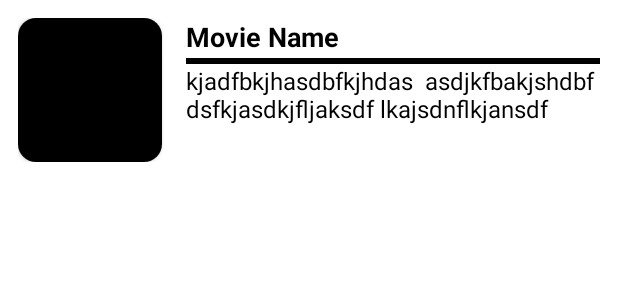
After one commit to raazvengala/test, an Android app: the layout list_item.xml on its own in the app's theme, with its tools: preview values and no code run, on a phone screen of 412 x 824 dp. The commit adds this screen. Shown: the top 300 px of the screen. Run offline under Robolectric (Android 15) with nearby library versions, the phone set to English and light mode, and no system bars.

Commit message:
Added the retrofit, picasso libraries for api and image loading respectively.
Created model class and added the logic for handling api requests and response.

Added a recyclerview and adapter to show list of entities in MainFragment.kt

Added a coordinator layout for smooth scrolling.

```diff
--- a/app/build.gradle
+++ b/app/build.gradle
@@ -28,7 +28,7 @@ android {
             buildConfigField "String", "API_KEY", '"1877906"'
 
             //Base url for apis
-            buildConfigField "String", "BASE_URL", '"http://www.omdbapi.com"'
+            buildConfigField "String", "BASE_URL", '"http://www.omdbapi.com/"'
         }
 
         release {
@@ -61,4 +61,8 @@ dependencies {
 
 
     implementation 'com.squareup.retrofit2:retrofit:2.9.0'
+    implementation 'com.squareup.okhttp3:logging-interceptor:4.2.2'
+    implementation 'com.squareup.retrofit2:converter-gson:2.9.0'
+    implementation 'com.squareup.picasso:picasso:2.8'
+
 }
--- /dev/null
+++ b/app/src/main/res/layout/list_item.xml
@@ -0,0 +1,82 @@
+<?xml version="1.0" encoding="utf-8"?>
+<androidx.constraintlayout.widget.ConstraintLayout xmlns:android="http://schemas.android.com/apk/res/android"
+    android:layout_width="match_parent"
+    android:layout_height="wrap_content"
+    xmlns:app="http://schemas.android.com/apk/res-auto"
+    xmlns:tools="http://schemas.android.com/tools"
+    android:padding="12dp">
+
+    <androidx.cardview.widget.CardView
+        android:layout_width="wrap_content"
+        android:layout_height="wrap_content"
+        app:layout_constraintStart_toStartOf="parent"
+        app:layout_constraintTop_toTopOf="parent"
+        app:layout_constraintBottom_toBottomOf="parent"
+        app:cardCornerRadius="12dp"
+        >
+
+        <ImageView
+            android:id="@+id/iv_image"
+            android:layout_width="96dp"
+            android:layout_height="96dp"
+            android:scaleType="centerCrop"
+            android:src="@color/black"
+            android:contentDescription="Image"
+            tools:ignore="HardcodedText" />
+
+    </androidx.cardview.widget.CardView>
+
+    <androidx.constraintlayout.widget.Guideline
+        android:id="@+id/gl_image_end"
+        android:layout_width="wrap_content"
+        android:layout_height="wrap_content"
+        android:orientation="vertical"
+        app:layout_constraintGuide_begin="112dp"
+        />
+
+    <TextView
+        android:id="@+id/tv_title"
+        android:layout_width="0dp"
+        android:layout_height="wrap_content"
+        app:layout_constraintStart_toStartOf="@+id/gl_image_end"
+        app:layout_constraintTop_toTopOf="parent"
+        app:layout_constraintEnd_toEndOf="parent"
+        android:textSize="18sp"
+        android:textColor="@color/black"
+        android:textStyle="bold"
+        tools:text="Movie Name"
+        />
+
+    <androidx.constraintlayout.widget.Guideline
+        android:id="@+id/gl_underline"
+        android:layout_width="wrap_content"
+        android:layout_height="wrap_content"
+        android:orientation="vertical"
+        app:layout_constraintGuide_percent="70"
+        />
+
+    <View
+        android:id="@+id/v_underline"
+        android:layout_width="0dp"
+        android:layout_height="4dp"
+        android:layout_marginTop="2dp"
+        app:layout_constraintStart_toStartOf="@+id/gl_image_end"
+        app:layout_constraintTop_toBottomOf="@+id/tv_title"
+        app:layout_constraintEnd_toEndOf="@+id/gl_underline"
+        android:background="@color/black"
+        />
+
+    <TextView
+        android:id="@+id/tv_description"
+        android:layout_width="0dp"
+        android:layout_height="0dp"
+        android:textSize="16sp"
+        android:textColor="@color/black"
+        app:layout_constraintTop_toBottomOf="@+id/v_underline"
+        app:layout_constraintBottom_toBottomOf="parent"
+        app:layout_constraintStart_toStartOf="@+id/gl_image_end"
+        app:layout_constraintEnd_toEndOf="parent"
+        tools:text="kjadfbkjhasdbfkjhdas  asdjkfbakjshdbf  dsfkjasdkjfljaksdf lkajsdnflkjansdf"
+        />
+
+</androidx.constraintlayout.widget.ConstraintLayout>
--- a/app/src/main/res/values/themes.xml
+++ b/app/src/main/res/values/themes.xml
@@ -1,6 +1,6 @@
 <resources xmlns:tools="http://schemas.android.com/tools">
     <!-- Base application theme. -->
-    <style name="Theme.Test" parent="Theme.MaterialComponents.DayNight.DarkActionBar">
+    <style name="Theme.Test" parent="Theme.MaterialComponents.DayNight.NoActionBar">
         <!-- Primary brand color. -->
         <item name="colorPrimary">@color/purple_500</item>
         <item name="colorPrimaryVariant">@color/purple_700</item>
```
Also changed, not shown: app/src/main/java/com/example/test/data/api/ApiService.kt (added, +17 -0 lines), app/src/main/java/com/example/test/data/api/RetrofitFactory.kt (added, +29 -0 lines), app/src/main/java/com/example/test/data/api/model/BaseEntity.kt (added, +9 -0 lines), app/src/main/java/com/example/test/data/api/model/Entity.kt (added, +26 -0 lines), app/src/main/java/com/example/test/data/api/model/Rating.kt (added, +6 -0 lines), app/src/main/java/com/example/test/data/api/model/SearchResponse.kt (added, +11 -0 lines), app/src/main/java/com/example/test/data/api/model/Type.kt (added, +5 -0 lines), app/src/main/java/com/example/test/ui/main/EntityAdapter.kt (added, +42 -0 lines), app/src/main/java/com/example/test/ui/main/MainFragment.kt (+38 -2 lines), app/src/main/java/com/example/test/ui/main/MainViewModel.kt (+36 -1 lines), app/src/main/res/drawable/ic_baseline_keyboard_backspace_24.xml (added, +9 -0 lines), app/src/main/res/layout/main_fragment.xml (+73 -14 lines).
